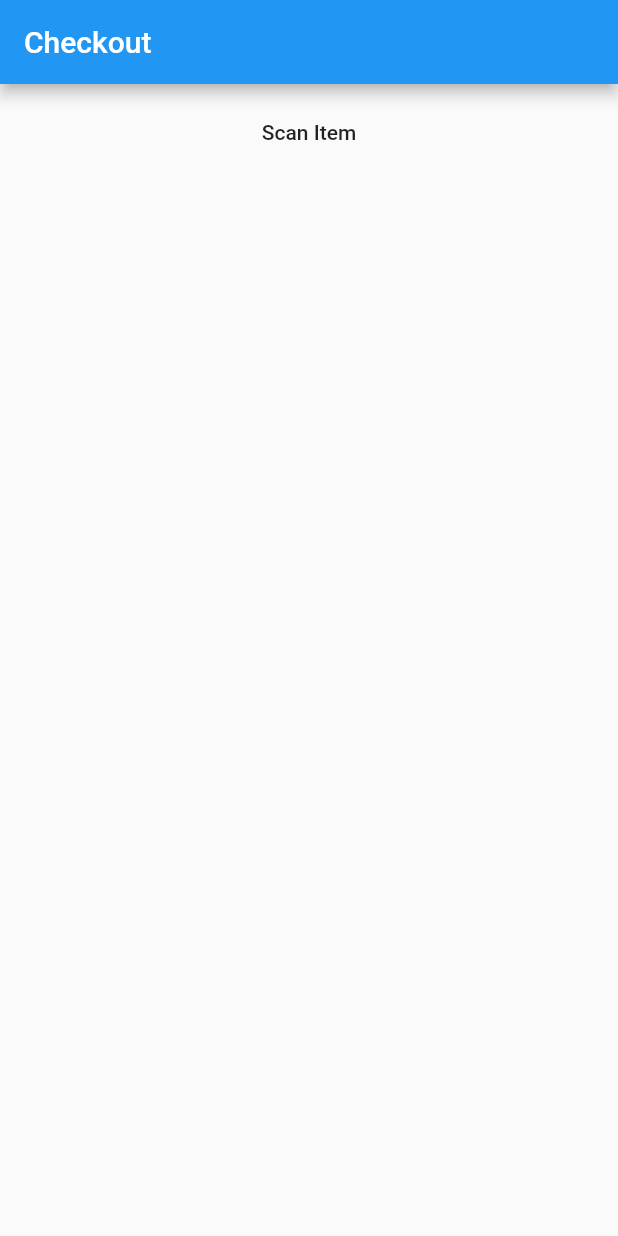
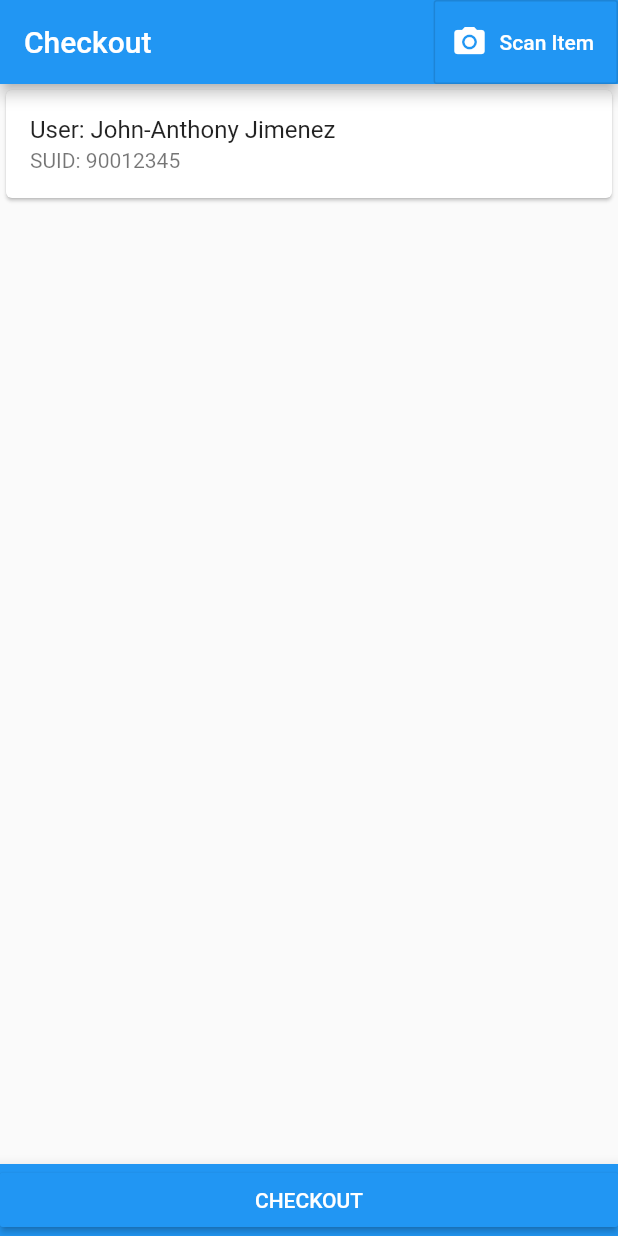
Before and after one commit to gchamoun/jmcinventorymobile, a Flutter app: the screen it shows after launch, on a phone screen of 412 x 824 dp. Run offline on Flutter 3.47's test engine with Material 2 defaults, Android fonts, the phone set to English and light mode, and no system bars; our stand-ins replace cookie_jar, dio, font_awesome_flutter; missing offline and left inert: barcode_scan.

Commit message:
Updated Checkout and added invetory service layer for xampp calls

```diff
--- a/lib/Checkout.dart
+++ b/lib/Checkout.dart
@@ -1,9 +1,10 @@
 import 'package:flutter/material.dart';
-import 'package:dio/dio.dart';
+import 'package:jmcinventory/InventoryService.dart';
 import 'package:barcode_scan/barcode_scan.dart';
-  import 'dart:async';
-  import 'package:flutter/material.dart';
-  import 'package:flutter/services.dart';
+import 'dart:async';
+import 'package:flutter/services.dart';
+import 'package:jmcinventory/Item.dart';
+
 
 class Checkout extends StatefulWidget {
   @override
@@ -11,65 +12,121 @@ class Checkout extends StatefulWidget {
   }
 
   class _MyAppState extends State<Checkout> {
-  List<String> litems = [];
-  String barcode = "";
+  InventoryService inventoryService = new InventoryService();
+  String qrString = "";
+  List<Item> items = [];
 
   @override
   initState() {
-  super.initState();
+    super.initState();
   }
+
+  void onRemoveItem(int index) {
+    items.removeAt(index);
+    setState(() {
+     print("Removing from list at index: " + index.toString());
+    });
+  }
+  onCheckout() {
+    items.forEach((item) =>
+      print('TODO: checking out item ' + item.description)
+    );
+  }
+  // This is the method to activate the camera and scan for qr code. If found, set the global variable qrString to the string result of the scan.
+  // I also added the successful scan result to a list that is rendered above
+  Future scan() async {
+    try {
+      String qrString = await BarcodeScanner.scan();
+      addInventoryItem(qrString);
+    } on PlatformException catch (e) {
+      if (e.code == BarcodeScanner.CameraAccessDenied) {
+        setState(() {
+          this.qrString = 'The user did not grant the camera permission!';
+        });
+      } else {
+        setState(() => this.qrString = 'Unknown error: $e');
+      }
+    } on FormatException{
+      setState(() => this.qrString = 'null (User returned using the "back"-button before scanning anything. Result)');
+    } catch (e) {
+      setState(() => this.qrString = 'Unknown error: $e');
+    }
+  }
+
+  Future addInventoryItem(String itemId)async {
+    Item item = await inventoryService.getItem(itemId);
+    items.add(item);
+    setState(() => {});
+  }
+
 
   @override
   Widget build(BuildContext context) {
   return new MaterialApp(
   home: new Scaffold(
-  appBar: new AppBar(
-  title: new Text('Checkout'),
-  ),
+    appBar: AppBar(
+        title: const Text('Checkout'),
+        actions: <Widget>[
+    // action button
+          OutlineButton.icon(
+              onPressed: scan,
+              icon: Icon(Icons.camera_alt),
+              label: new Text("Scan Item"),
+            color: Colors.white,
+            textColor: Colors.white,
+          ),
+        ],
+    ),
   body: new Center(
   child: new Column(
   children: <Widget>[
-  new Container(
-  child: new MaterialButton(
-  onPressed: scan, child: new Text("Scan Item")),
-  padding: const EdgeInsets.all(8.0),
-  ),
-  new Text(barcode),
+    Card(
+      child: Column(
+        mainAxisSize: MainAxisSize.min,
+        children: <Widget>[
+          const ListTile(
+            title: Text('User: John-Anthony Jimenez'),
+            subtitle: Text('SUID: 90012345'),
+            trailing: FlatButton(
+              child: const Text('Edit User'),
+              textColor: Colors.white,
+              onPressed: null,
+            ),
+          ),
+        ],
+      ),
+    ),
+  new Text(qrString),
   //Here is the builder for my list of scanned qrcodes
   new Expanded(
       child: new ListView.builder
         (
-          itemCount: litems.length,
-          itemBuilder: (BuildContext ctxt, int Index) {
-            return new Text(Index.toString() + ": " + litems[Index]);
+          itemCount: items.length,
+          itemBuilder: (BuildContext ctxt, int index) {
+            return ListTile(
+              leading: const Icon(Icons.camera),
+              title: new Text(items[index].description),
+              trailing: IconButton(
+                  icon: Icon(Icons.cancel),
+                  onPressed: () => onRemoveItem(index),
+                  color: Colors.red,
+              )
+            );
           }
       )
   )
   ],
   ),
-  )),
+  ),
+    bottomNavigationBar: new BottomAppBar(
+      child: RaisedButton(onPressed: onCheckout,
+        child: new Text("CHECKOUT"),
+        color: Colors.blue,
+        textColor: Colors.white,
+      ),
+      color: Colors.blue,
+    ),
+  ),
   );
   }
-
-
-  // This is the method to activate the camera and scan for qr code. If found, set the global variable barcode to the string result of the scan.
-  // I also added the successful scan result to a list that is rendered above
-  Future scan() async {
-  try {
-  String barcode = await BarcodeScanner.scan();
-  setState(() => litems.add(barcode));
-  } on PlatformException catch (e) {
-  if (e.code == BarcodeScanner.CameraAccessDenied) {
-  setState(() {
-  this.barcode = 'The user did not grant the camera permission!';
-  });
-  } else {
-  setState(() => this.barcode = 'Unknown error: $e');
   }
-  } on FormatException{
-  setState(() => this.barcode = 'null (User returned using the "back"-button before scanning anything. Result)');
-  } catch (e) {
-  setState(() => this.barcode = 'Unknown error: $e');
-  }
-  }
-  }
--- /dev/null
+++ b/lib/InventoryService.dart
@@ -0,0 +1,16 @@
+import 'package:dio/Dio.dart';
+import 'dart:async';
+import 'package:jmcinventory/Item.dart';
+
+class InventoryService {
+  String baseUrl = "http://192.168.2.11:80/";
+  var http = new Dio();
+
+  Future<Item> getItem(String itemId) async{
+    print('Requesting item' + itemId + 'from codeigniter');
+    Response response = await http.post(baseUrl + 'inventory/mobile_getitem/' + itemId);
+    print('converting JSON to Item object');
+    var item = new Item.fromJson(response.data);
+    return item;
+  }
+}
--- /dev/null
+++ b/lib/Item.dart
@@ -0,0 +1,37 @@
+class Item{
+  int id;
+  int categoryId;
+  String dateAdded;
+  String dateModified;
+  String dateDeleted;
+  String serial;
+  String title;
+  String description;
+  var accessories;
+
+
+  Item({
+    this.id,
+    this.categoryId,
+    this.dateAdded,
+    this.dateModified,
+    this.dateDeleted,
+    this.serial,
+    this.title,
+    this.description,
+    this.accessories
+  });
+  factory Item.fromJson(Map<String, dynamic> parsedJson){
+    return Item(
+        id: int.tryParse(parsedJson['id']),
+        categoryId : int.tryParse(parsedJson['category_id']),
+        dateAdded :  parsedJson ['dateadded'],
+        dateModified: parsedJson['datemodified'],
+        dateDeleted: parsedJson['datedeleted'],
+        serial: parsedJson['serial'],
+        title: parsedJson['title'],
+        description: parsedJson['description'],
+        accessories: parsedJson['accessories'],
+    );
+  }
+}
```
